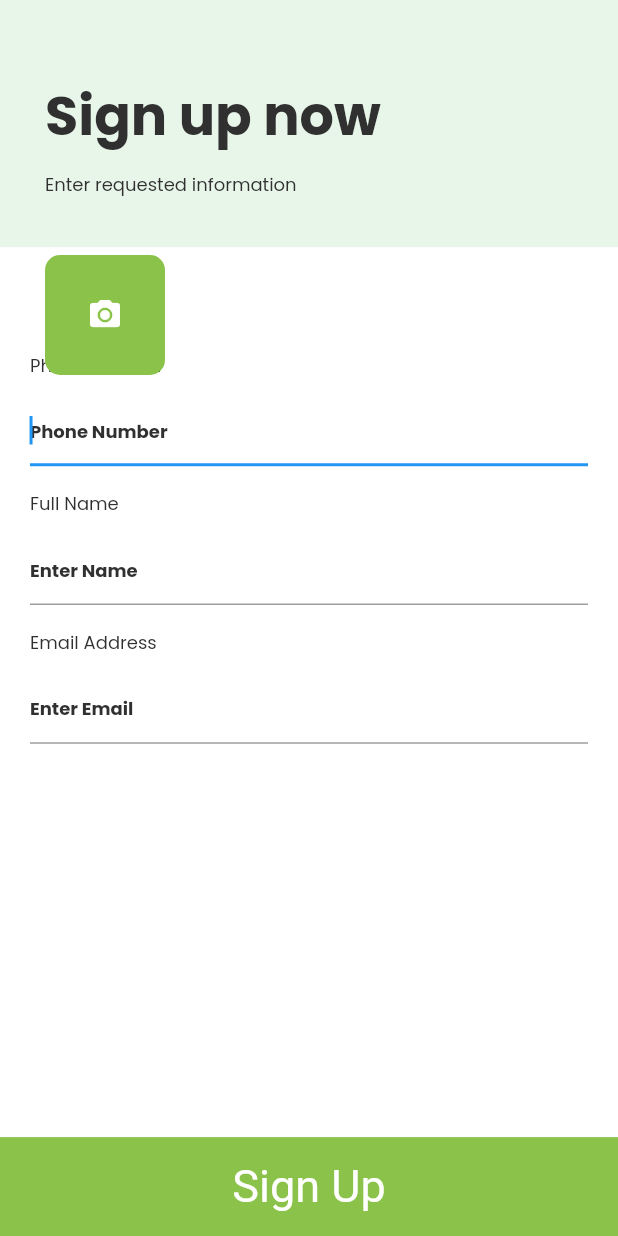
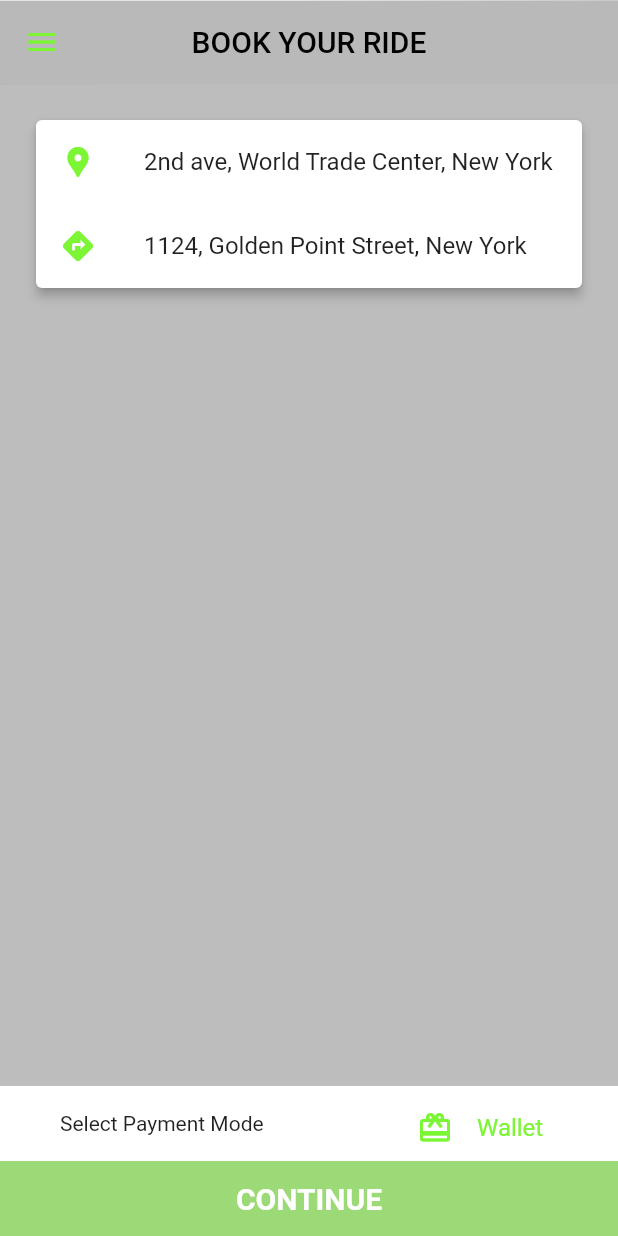
Before and after one commit to mmudit01/Taxi-App-UI, a Flutter app: the HomeScreen screen opened by its route, on a phone screen of 412 x 824 dp. Run offline on Flutter 3.47's test engine with Material 2 defaults, Android fonts, the phone set to English and light mode, and no system bars; our stand-ins replace country_code_picker, google_fonts.

Commit message:
second commit

```diff
--- a/lib/ui/pages/Home.dart
+++ b/lib/ui/pages/Home.dart
@@ -9,46 +9,169 @@ class HomeScreen extends StatefulWidget {
 }
 
 class _HomeScreenState extends State<HomeScreen> {
+  bool dialog = false;
   @override
   Widget build(BuildContext context) {
     final mQ = MediaQuery.of(context).size;
     return Scaffold(
+      appBar: AppBar(
+        centerTitle: true,
+        title: Text(
+          "BOOK YOUR RIDE",
+          style: TextStyle(
+            color: Colors.black,
+          ),
+        ),
+        backgroundColor: Colors.transparent,
+        elevation: 0.1,
+        iconTheme: IconThemeData(
+          color: Color(0xff7bf534),
+        ),
+      ),
       drawer: Mydrawer(),
       backgroundColor: Colors.white,
       body: Stack(
         children: [
-          ListView(
+          Container(
+            color: Colors.black26,
+            height: mQ.height * 1,
+            width: mQ.width * 1,
+          ),
+          Column(
+            mainAxisSize: MainAxisSize.max,
+            mainAxisAlignment: MainAxisAlignment.spaceBetween,
             children: <Widget>[
-              Container(
-                alignment: Alignment.centerLeft,
-                height: mQ.height * 0.2,
-                color: Colors.green[50],
-                child: Padding(
-                  padding: const EdgeInsets.only(left: 20, right: 20, top: 40),
+              Padding(
+                padding: const EdgeInsets.all(20.0),
+                child: Card(
+                  elevation: 3,
+                  child: Container(
+                    child: Column(
+                      children: [
+                        ListTile(
+                          leading: Icon(
+                            Icons.location_pin,
+                            color: Color(0xff7bf534),
+                          ),
+                          title: Text(
+                            "2nd ave, World Trade Center, New York",
+                          ),
+                        ),
+                        ListTile(
+                          leading: Icon(
+                            Icons.directions,
+                            color: Color(0xff7bf534),
+                          ),
+                          title: Text(
+                            "1124, Golden Point Street, New York",
+                          ),
+                        ),
+                      ],
+                    ),
+                  ),
+                ),
+              ),
+              Column(
+                children: [
+                  Container(
+                    width: mQ.width * 1,
+                    height: 50,
+                    decoration: BoxDecoration(
+                      color: Colors.white,
+                    ),
+                    child: Row(
+                      mainAxisSize: MainAxisSize.max,
+                      mainAxisAlignment: MainAxisAlignment.spaceBetween,
+                      children: [
+                        Padding(
+                          padding: const EdgeInsets.only(left: 40.00),
+                          child: Text("Select Payment Mode"),
+                        ),
+                        Container(
+                          width: 150,
+                          child: ListTile(
+                            onTap: () {
+                              setState(() {
+                                dialog = !dialog;
+                              });
+                            },
+                            horizontalTitleGap: 0,
+                            leading: Icon(
+                              Icons.wallet_giftcard,
+                              color: Color(0xff7bf534),
+                            ),
+                            title: Text(
+                              "Wallet",
+                              style: TextStyle(
+                                color: Color(0xff7bf534),
+                              ),
+                            ),
+                          ),
+                        ),
+                      ],
+                    ),
+                  ),
+                  Container(
+                    alignment: Alignment.center,
+                    width: mQ.width * 1,
+                    height: 50,
+                    color: Color(0x857bf534),
+                    child: Text(
+                      "CONTINUE",
+                      style: TextStyle(
+                        color: Colors.white,
+                        fontSize: 20,
+                        fontWeight: FontWeight.bold,
+                      ),
+                    ),
+                  )
+                ],
+              )
+            ],
+          ),
+          Container(
+            margin: EdgeInsets.only(left: 210, top: 510),
+            child: Visibility(
+              visible: dialog,
+              child: Card(
+                elevation: 5,
+                child: Container(
+                  decoration: BoxDecoration(
+                    color: Colors.white,
+                    borderRadius: BorderRadius.circular(10),
+                  ),
                   child: Column(
-                    crossAxisAlignment: CrossAxisAlignment.start,
-                    children: <Widget>[
-                      Padding(
-                        padding: const EdgeInsets.only(
-                            top: 10, right: 30, left: 10, bottom: 10),
-                        child: Text(
-                          "Sign up now",
-                          style: TextStyle(
-                            color: Color(0xff303030),
-                            fontSize: 36,
-                            fontFamily: 'Poppins',
-                            fontWeight: FontWeight.w700,
+                    mainAxisSize: MainAxisSize.min,
+                    children: [
+                      Container(
+                        width: 150,
+                        child: ListTile(
+                          horizontalTitleGap: 0,
+                          leading: Icon(
+                            Icons.money,
+                            color: Color(0xff7bf534),
+                          ),
+                          title: Text(
+                            "Cash",
+                            style: TextStyle(
+                              color: Colors.black,
+                            ),
                           ),
                         ),
                       ),
-                      Padding(
-                        padding: const EdgeInsets.only(left: 10.0, right: 10.0),
-                        child: Text(
-                          "Enter requested information",
-                          style: TextStyle(
-                            color: Color(0xff303030),
-                            fontSize: 12,
-                            fontFamily: 'Poppins',
+                      Container(
+                        width: 150,
+                        child: ListTile(
+                          horizontalTitleGap: 0,
+                          leading: Icon(
+                            Icons.wallet_giftcard,
+                            color: Color(0xff7bf534),
+                          ),
+                          title: Text(
+                            "Wallet",
+                            style: TextStyle(
+                              color: Color(0xff7bf534),
+                            ),
                           ),
                         ),
                       ),
@@ -56,181 +179,7 @@ class _HomeScreenState extends State<HomeScreen> {
                   ),
                 ),
               ),
-              SizedBox(height: 70),
-              Padding(
-                padding: const EdgeInsets.only(left: 20, right: 20),
-                child: Column(
-                  crossAxisAlignment: CrossAxisAlignment.start,
-                  mainAxisSize: MainAxisSize.max,
-                  children: <Widget>[
-                    Text(
-                      "Phone Number",
-                      style: TextStyle(
-                        color: Color(0xff303030),
-                        fontSize: 12,
-                        fontFamily: 'Poppins',
-                      ),
-                    ),
-                    SizedBox(height: 10),
-                  ],
-                ),
-              ),
-              Padding(
-                padding: const EdgeInsets.symmetric(horizontal: 20),
-                child: Center(
-                  child: Row(
-                    children: <Widget>[
-                      Expanded(
-                          flex: 2,
-                          child: TextField(
-                            autofocus: true,
-                            decoration: InputDecoration(
-                              hintText: "Phone Number",
-                              hintStyle: TextStyle(
-                                fontWeight: FontWeight.bold,
-                                color: Color(0xff303030),
-                                fontSize: 12,
-                                fontFamily: 'Poppins',
-                              ),
-                            ),
-                            onSubmitted: (e) {},
-                            keyboardType: TextInputType.number,
-                          )),
-                    ],
-                  ),
-                ),
-              ),
-              SizedBox(
-                height: mQ.height * 0.02,
-              ),
-              Padding(
-                padding: const EdgeInsets.only(left: 20, right: 20),
-                child: Column(
-                  crossAxisAlignment: CrossAxisAlignment.start,
-                  mainAxisSize: MainAxisSize.max,
-                  children: <Widget>[
-                    Text(
-                      "Full Name",
-                      style: TextStyle(
-                        color: Color(0xff303030),
-                        fontSize: 12,
-                        fontFamily: 'Poppins',
-                      ),
-                    ),
-                    SizedBox(height: 10),
-                  ],
-                ),
-              ),
-              Padding(
-                padding: const EdgeInsets.symmetric(horizontal: 20),
-                child: Center(
-                  child: Row(
-                    children: <Widget>[
-                      Expanded(
-                          flex: 2,
-                          child: TextField(
-                            autofocus: true,
-                            decoration: InputDecoration(
-                              hintText: "Enter Name",
-                              hintStyle: TextStyle(
-                                color: Color(0xff303030),
-                                fontSize: 12,
-                                fontWeight: FontWeight.bold,
-                                fontFamily: 'Poppins',
-                              ),
-                            ),
-                            onSubmitted: (e) {},
-                            keyboardType: TextInputType.number,
-                          )),
-                    ],
-                  ),
-                ),
-              ),
-              SizedBox(
-                height: mQ.height * 0.02,
-              ),
-              Padding(
-                padding: const EdgeInsets.only(left: 20, right: 20),
-                child: Column(
-                  crossAxisAlignment: CrossAxisAlignment.start,
-                  mainAxisSize: MainAxisSize.max,
-                  children: <Widget>[
-                    Text(
-                      "Email Address",
-                      style: TextStyle(
-                        color: Color(0xff303030),
-                        fontSize: 12,
-                        fontFamily: 'Poppins',
-                      ),
-                    ),
-                    SizedBox(height: 10),
-                  ],
-                ),
-              ),
-              Padding(
-                padding: const EdgeInsets.symmetric(horizontal: 20),
-                child: Center(
-                  child: Row(
-                    children: <Widget>[
-                      Expanded(
-                          flex: 2,
-                          child: TextField(
-                            autofocus: true,
-                            decoration: InputDecoration(
-                              hintText: "Enter Email",
-                              hintStyle: TextStyle(
-                                color: Color(0xff303030),
-                                fontSize: 12,
-                                fontWeight: FontWeight.bold,
-                                fontFamily: 'Poppins',
-                              ),
-                            ),
-                            onSubmitted: (e) {},
-                            keyboardType: TextInputType.number,
-                          )),
-                    ],
-                  ),
-                ),
-              ),
-              SizedBox(
-                height: mQ.height * 0.1,
-              ),
-            ],
-          ),
-          Container(
-            margin: EdgeInsets.only(top: mQ.height * 0.92),
-            width: double.maxFinite,
-            height: mQ.height * 0.08,
-            child: Expanded(
-              child: Container(
-                alignment: Alignment.center,
-                color: Colors.lightGreen,
-                child: Text(
-                  "Sign Up",
-                  style: TextStyle(
-                    fontSize: 30,
-                    color: Colors.white,
-                  ),
-                ),
-              ),
             ),
-          ),
-          GestureDetector(
-            onTap: () {
-              Navigator.of(context).pushNamed(HomeScreen.routeName);
-            },
-            child: Container(
-                decoration: BoxDecoration(
-                  color: Colors.lightGreen,
-                  borderRadius: BorderRadius.circular(10),
-                ),
-                margin: EdgeInsets.only(top: 170, left: 30),
-                height: 80,
-                width: 80,
-                child: Icon(
-                  Icons.camera_alt,
-                  color: Colors.white,
-                )),
           ),
         ],
       ),
--- a/lib/ui/pages/builder.dart
+++ b/lib/ui/pages/builder.dart
@@ -228,6 +228,10 @@ class _BuildersState extends State<Builders> {
             ),
             Padding(
               padding: const EdgeInsets.only(left: 40),
+              child: GestureDetector(
+                onTap: () {
+                  Navigator.of(context).pushNamed(HomeScreen.routeName);
+                },
                 child: Container(
                   height: mQ.height * 0.05,
                   width: mQ.width * 0.3,
@@ -242,6 +246,7 @@ class _BuildersState extends State<Builders> {
                     ),
                   ),
                 ),
+              ),
             )
           ],
         ),
--- a/lib/ui/pages/otp_page.dart
+++ b/lib/ui/pages/otp_page.dart
@@ -103,9 +103,7 @@ class _OtpPageState extends State<OtpPage> {
                         fontFamily: 'Poppins',
                       ),
                     ),
-                    onSubmitted: (e) {
-                      Navigator.of(context).pushNamed(Builders.routeName);
-                    },
+                    onSubmitted: (e) {},
                     keyboardType: TextInputType.phone,
                   ),
                 ),
@@ -122,6 +120,10 @@ class _OtpPageState extends State<OtpPage> {
                     children: [
                       Expanded(
                         flex: 1,
+                        child: GestureDetector(
+                          onTap: () {
+                            Navigator.of(context).pushNamed(Builders.routeName);
+                          },
                           child: Container(
                             alignment: Alignment.center,
                             color: Color(0xffF9DC3A),
@@ -131,6 +133,7 @@ class _OtpPageState extends State<OtpPage> {
                                 fontSize: 15,
                                 color: Colors.black,
                                 fontWeight: FontWeight.bold,
+                              ),
                             ),
                           ),
                         ),
--- a/lib/ui/pages/phone_reg_page.dart
+++ b/lib/ui/pages/phone_reg_page.dart
@@ -113,6 +113,10 @@ class _PhoneRegPageState extends State<PhoneRegPage> {
                     mainAxisSize: MainAxisSize.max,
                     children: [
                       Expanded(
+                        child: GestureDetector(
+                          onTap: () {
+                            Navigator.of(context).pushNamed(OtpPage.routeName);
+                          },
                           child: Container(
                             alignment: Alignment.center,
                             color: Color(0xffF9DC3A),
@@ -122,6 +126,7 @@ class _PhoneRegPageState extends State<PhoneRegPage> {
                                 fontSize: 15,
                                 color: Colors.black,
                                 fontWeight: FontWeight.bold,
+                              ),
                             ),
                           ),
                         ),
--- a/pubspec.yaml
+++ b/pubspec.yaml
@@ -41,8 +41,8 @@ flutter:
   # the material Icons class.
   uses-material-design: true
   # To add assets to your application, add an assets section, like this:
-  # assets:
-  #   - images/a_dot_burr.jpeg
+  assets:
+    - images/
   #   - images/a_dot_ham.jpeg
   # An image asset can refer to one or more resolution-specific "variants", see
   # https://flutter.dev/assets-and-images/#resolution-aware.
```
Also changed, not shown: images/background.jpg (added). Lines whose indentation alone changed are shown as unchanged.
